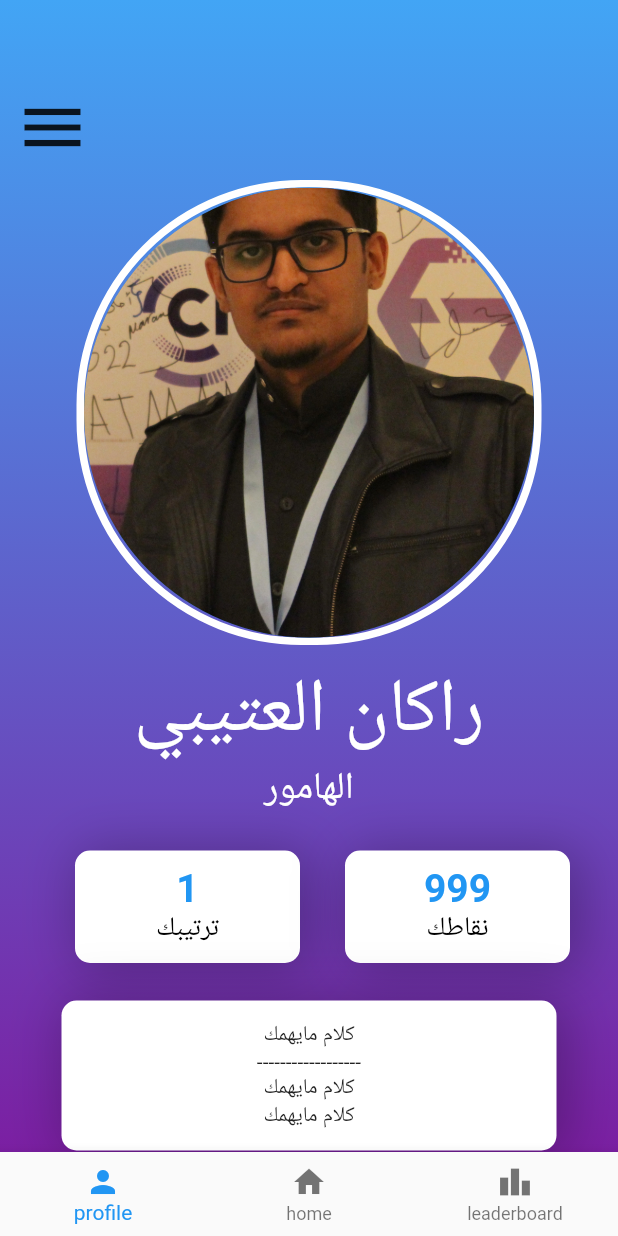
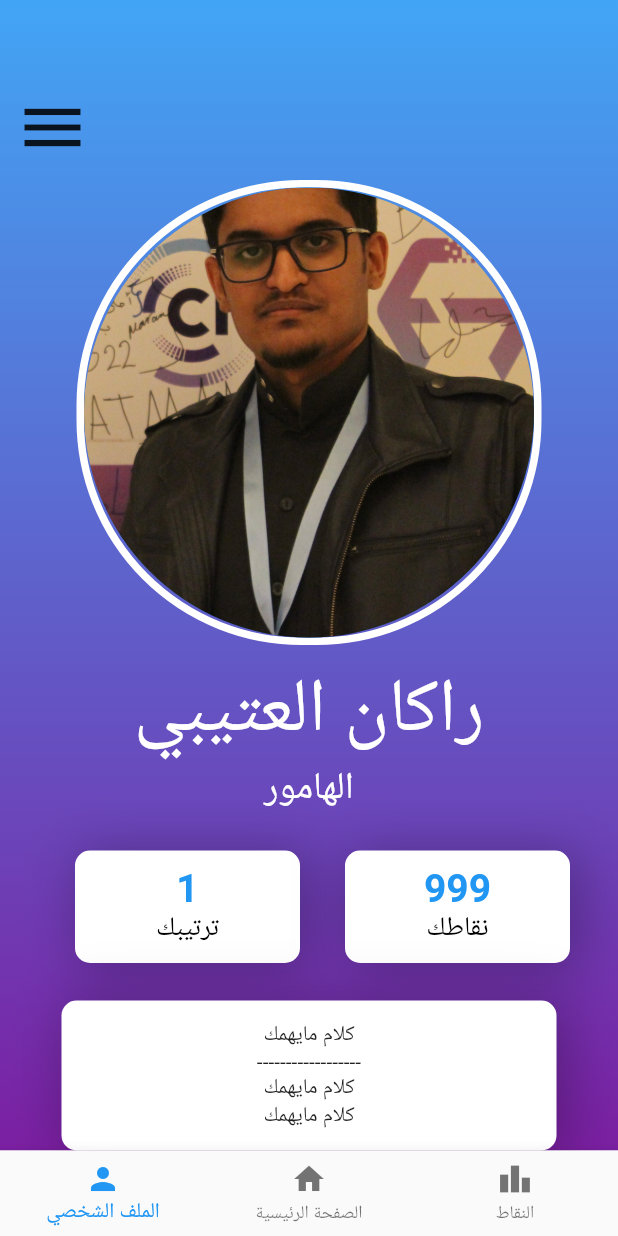
Before and after one commit to tuwaiq-flutter-gg/lab-3, a Flutter app: the screen it shows after launch, on a phone screen of 412 x 824 dp. Run offline on Flutter 3.47's test engine with Material 2 defaults, Android fonts, the phone set to English and light mode, and no system bars.

Commit message:
to Arabic

```diff
--- a/lib/main.dart
+++ b/lib/main.dart
@@ -200,15 +200,15 @@ class MyApp extends StatelessWidget {
           items: const <BottomNavigationBarItem>[
             BottomNavigationBarItem(
               icon: Icon(Icons.person),
-              label: "profile",
+              label: "الملف الشخصي",
             ),
             BottomNavigationBarItem(
               icon: Icon(Icons.home),
-              label: "home",
+              label: "الصفحة الرئيسية",
             ),
             BottomNavigationBarItem(
               icon: Icon(Icons.leaderboard),
-              label: "leaderboard",
+              label: "النقاط",
             ),
           ],
         ),
```
